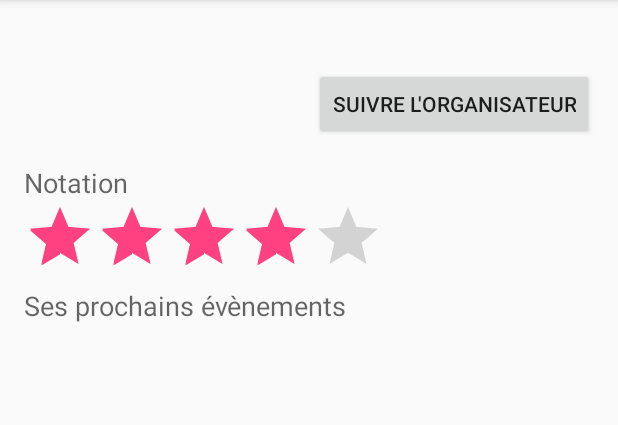
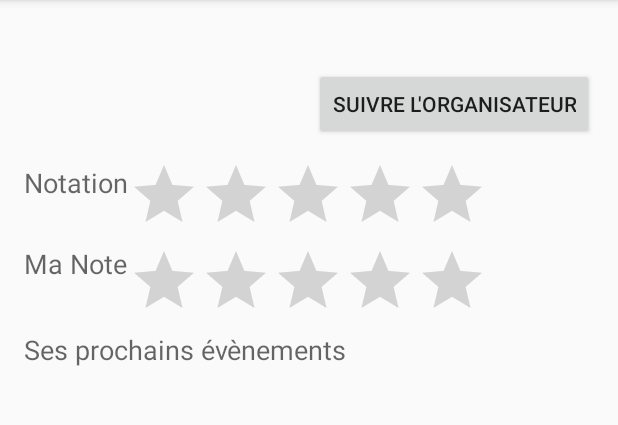
Before and after one commit to Nomeji/PartyHard, an Android app: the AffichageUtilisateur screen opened directly, with no data from a screen before it, on a phone screen of 412 x 824 dp, the part 84-509 px from its top. Run offline under Robolectric (Android 15) with nearby library versions, the phone set to English and light mode, and no system bars; 8 statements that could not run were skipped.

Commit message:
Ajout système notation utilisateurs/organisateurs

```diff
--- a/app/src/main/java/amaury/test1/AffichageUtilisateur.java
+++ b/app/src/main/java/amaury/test1/AffichageUtilisateur.java
@@ -7,6 +7,7 @@ import android.view.View;
 import android.widget.AdapterView;
 import android.widget.Button;
 import android.widget.ListView;
+import android.widget.RatingBar;
 import android.widget.SimpleAdapter;
 import android.widget.TextView;
 import android.widget.Toast;
@@ -103,6 +104,17 @@ public class AffichageUtilisateur extends AppCompatActivity {
             }
         });
 
+        //Remplir la barre de notation (étoiles)
+        RatingBar rb = (RatingBar) findViewById(R.id.ratingBar);
+        rb.setIsIndicator(true);
+        bdd = new MySQLiteHelper(this);
+        float nota = bdd.getNotation(idorga);
+        bdd.close();
+        rb.setRating(nota);
+
+        //Ajout du listener sur le rating barre de notation par l'user courant
+        addListenerOnRatingBar();
+
     }
 
     public void onClickSuivreOrga(View view){
@@ -114,4 +126,20 @@ public class AffichageUtilisateur extends AppCompatActivity {
         btn.setEnabled(false);
         btn.setText("Vous suivez déjà l'organisateur");
     }
+
+    public void addListenerOnRatingBar() {
+
+        RatingBar  rb = (RatingBar) findViewById(R.id.ratingBarMaNote);
+
+        //if rating value is changed,
+        //display the current rating value in the result (textview) automatically
+        rb.setOnRatingBarChangeListener(new RatingBar.OnRatingBarChangeListener() {
+            public void onRatingChanged(RatingBar ratingBar, float rating, boolean fromUser) {
+               MySQLiteHelper bdd = new MySQLiteHelper(getApplicationContext());
+                bdd.setNotation(iduser,idorga,rating);
+                bdd.close();
+                Toast.makeText(AffichageUtilisateur.this, "Notation enregistrée", Toast.LENGTH_SHORT).show();
+            }
+        });
+    }
 }
--- a/app/src/main/java/amaury/test1/CreerSoiree.java
+++ b/app/src/main/java/amaury/test1/CreerSoiree.java
@@ -1,5 +1,6 @@
 package amaury.test1;
 
+import android.content.Intent;
 import android.support.v7.app.AppCompatActivity;
 import android.os.Bundle;
 import android.view.View;
@@ -41,7 +42,9 @@ public class CreerSoiree extends AppCompatActivity {
         Soiree soiree = new Soiree(0,titre,desc,prix,curr,date,heure,coor,orga);
         bdd.addSoiree(soiree);
         bdd.close();
-
+        Toast.makeText(CreerSoiree.this, "Soirée créée", Toast.LENGTH_SHORT).show();
+        Intent da = new Intent(this,Accueil.class);
+        startActivity(da);
     }
 
 
--- a/app/src/main/res/layout/activity_affichage_utilisateur.xml
+++ b/app/src/main/res/layout/activity_affichage_utilisateur.xml
@@ -23,11 +23,13 @@
         android:layout_width="wrap_content"
         android:layout_height="wrap_content"
         android:id="@+id/ratingBar"
-        android:layout_below="@+id/tvUserNotation"
-        android:layout_alignParentLeft="true"
-        android:layout_alignParentStart="true"
         android:numStars="5"
-        android:rating="4" />
+        android:rating="2"
+        android:stepSize="0.5"
+        android:focusable="false"
+        android:layout_above="@+id/ratingBarMaNote"
+        android:layout_toRightOf="@+id/tvUserNotation"
+        android:layout_toEndOf="@+id/tvUserNotation" />
 
     <TextView
         android:layout_width="wrap_content"
@@ -57,7 +59,7 @@
         android:textAppearance="?android:attr/textAppearanceMedium"
         android:text="Ses prochains évènements"
         android:id="@+id/tvUserProchainEvents"
-        android:layout_below="@+id/ratingBar"
+        android:layout_below="@+id/ratingBarMaNote"
         android:layout_alignParentLeft="true"
         android:layout_alignParentStart="true" />
 
@@ -68,4 +70,23 @@
         android:layout_below="@+id/tvUserProchainEvents"
         android:layout_alignParentLeft="true"
         android:layout_alignParentStart="true" />
+
+    <TextView
+        android:layout_width="wrap_content"
+        android:layout_height="wrap_content"
+        android:textAppearance="?android:attr/textAppearanceMedium"
+        android:text="Ma Note"
+        android:id="@+id/tvUserMaNote"
+        android:layout_marginTop="29dp"
+        android:layout_below="@+id/tvUserNotation"
+        android:layout_alignParentLeft="true"
+        android:layout_alignParentStart="true" />
+
+    <RatingBar
+        android:layout_width="wrap_content"
+        android:layout_height="wrap_content"
+        android:id="@+id/ratingBarMaNote"
+        android:layout_alignTop="@+id/tvUserMaNote"
+        android:layout_alignLeft="@+id/ratingBar"
+        android:layout_alignStart="@+id/ratingBar" />
 </RelativeLayout>
```
Also changed, not shown: app/src/main/java/amaury/test1/MySQLiteHelper.java (+94 -10 lines).
